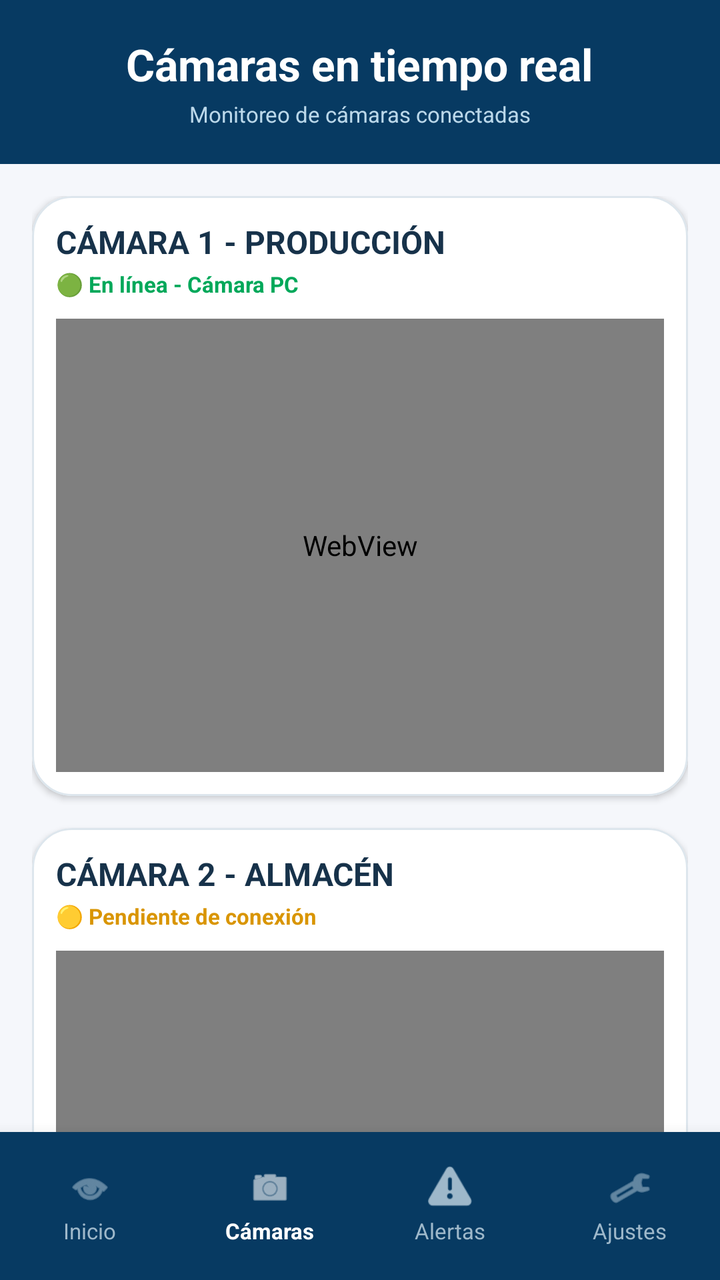
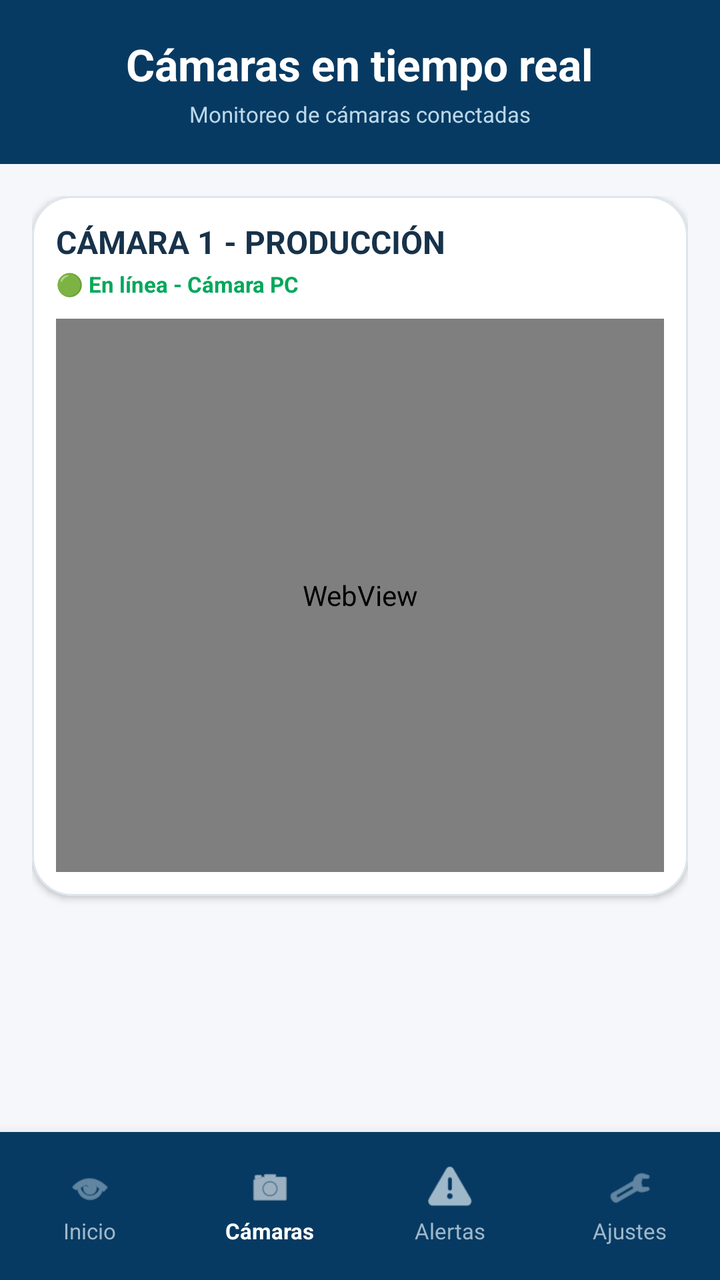

The first picture is an Android layout as it rendered before a commit; the second is the same layout after the commit. The layout source and the unified diff follow.
<!-- AndroidManifest.xml: application theme Theme.SafeVisionAI -->
<!-- res/layout/activity_camaras.xml -->
<?xml version="1.0" encoding="utf-8"?>
<androidx.constraintlayout.widget.ConstraintLayout
    xmlns:android="http://schemas.android.com/apk/res/android"
    xmlns:app="http://schemas.android.com/apk/res-auto"
    android:layout_width="match_parent"
    android:layout_height="match_parent"
    android:background="#F5F7FB">

    
    
    

    <LinearLayout
        android:id="@+id/headerCamaras"
        android:layout_width="0dp"
        android:layout_height="82dp"
        android:background="#073A62"
        android:gravity="center"
        android:orientation="vertical"
        android:paddingStart="16dp"
        android:paddingEnd="16dp"
        app:layout_constraintTop_toTopOf="parent"
        app:layout_constraintStart_toStartOf="parent"
        app:layout_constraintEnd_toEndOf="parent">

        <TextView
            android:layout_width="wrap_content"
            android:layout_height="wrap_content"
            android:text="Cámaras en tiempo real"
            android:textColor="#FFFFFF"
            android:textSize="22sp"
            android:textStyle="bold" />

        <TextView
            android:layout_width="wrap_content"
            android:layout_height="wrap_content"
            android:layout_marginTop="3dp"
            android:text="Monitoreo de cámaras conectadas"
            android:textColor="#BBD8EA"
            android:textSize="11sp" />

    </LinearLayout>


    
    
    

    <androidx.core.widget.NestedScrollView
        android:id="@+id/scrollCamaras"
        android:layout_width="0dp"
        android:layout_height="0dp"
        android:clipToPadding="false"
        android:fillViewport="true"
        android:paddingBottom="12dp"
        app:layout_constraintTop_toBottomOf="@id/headerCamaras"
        app:layout_constraintBottom_toTopOf="@id/bottomNavigationCamaras"
        app:layout_constraintStart_toStartOf="parent"
        app:layout_constraintEnd_toEndOf="parent">

        <LinearLayout
            android:layout_width="match_parent"
            android:layout_height="wrap_content"
            android:orientation="vertical"
            android:padding="16dp">


            
            
            

            <com.google.android.material.card.MaterialCardView
                android:id="@+id/cardCamara1"
                android:layout_width="match_parent"
                android:layout_height="300dp"
                android:layout_marginBottom="16dp"
                app:cardBackgroundColor="#FFFFFF"
                app:cardCornerRadius="20dp"
                app:cardElevation="2dp"
                app:strokeColor="#DDE6ED"
                app:strokeWidth="1dp">

                <LinearLayout
                    android:layout_width="match_parent"
                    android:layout_height="match_parent"
                    android:orientation="vertical"
                    android:padding="12dp">

                    <TextView
                        android:layout_width="wrap_content"
                        android:layout_height="wrap_content"
                        android:text="CÁMARA 1 - PRODUCCIÓN"
                        android:textColor="#17324A"
                        android:textSize="16sp"
                        android:textStyle="bold" />

                    <TextView
                        android:id="@+id/txtEstadoCamara1"
                        android:layout_width="wrap_content"
                        android:layout_height="wrap_content"
                        android:layout_marginTop="3dp"
                        android:text="🟢 En línea - Cámara PC"
                        android:textColor="#00A85A"
                        android:textSize="11sp"
                        android:textStyle="bold" />

                    <WebView
                        android:id="@+id/webCamara1"
                        android:layout_width="match_parent"
                        android:layout_height="0dp"
                        android:layout_weight="1"
                        android:layout_marginTop="10dp" />
                </LinearLayout>

            </com.google.android.material.card.MaterialCardView>


            
            
            

            <com.google.android.material.card.MaterialCardView
                android:id="@+id/cardCamara2"
                android:layout_width="match_parent"
                android:layout_height="300dp"
                android:layout_marginBottom="16dp"
                app:cardBackgroundColor="#FFFFFF"
                app:cardCornerRadius="20dp"
                app:cardElevation="2dp"
                app:strokeColor="#DDE6ED"
                app:strokeWidth="1dp">

                <LinearLayout
                    android:layout_width="match_parent"
                    android:layout_height="match_parent"
                    android:orientation="vertical"
                    android:padding="12dp">

                    <TextView
                        android:layout_width="wrap_content"
                        android:layout_height="wrap_content"
                        android:text="CÁMARA 2 - ALMACÉN"
                        android:textColor="#17324A"
                        android:textSize="16sp"
                        android:textStyle="bold" />

                    <TextView
                        android:id="@+id/txtEstadoCamara2"
                        android:layout_width="wrap_content"
                        android:layout_height="wrap_content"
                        android:layout_marginTop="3dp"
                        android:text="🟡 Pendiente de conexión"
                        android:textColor="#D99500"
                        android:textSize="11sp"
                        android:textStyle="bold" />

                    <WebView
                        android:id="@+id/webCamara2"
                        android:layout_width="match_parent"
                        android:layout_height="0dp"
                        android:layout_weight="1"
                        android:layout_marginTop="10dp" />

                </LinearLayout>

            </com.google.android.material.card.MaterialCardView>


            
            
            

            <com.google.android.material.card.MaterialCardView
                android:id="@+id/cardCamara3"
                android:layout_width="match_parent"
                android:layout_height="300dp"
                app:cardBackgroundColor="#FFFFFF"
                app:cardCornerRadius="20dp"
                app:cardElevation="2dp"
                app:strokeColor="#DDE6ED"
                app:strokeWidth="1dp">

                <LinearLayout
                    android:layout_width="match_parent"
                    android:layout_height="match_parent"
                    android:orientation="vertical"
                    android:padding="12dp">

                    <TextView
                        android:layout_width="wrap_content"
                        android:layout_height="wrap_content"
                        android:text="CÁMARA 3 - INGRESO"
                        android:textColor="#17324A"
                        android:textSize="16sp"
                        android:textStyle="bold" />

                    <TextView
                        android:id="@+id/txtEstadoCamara3"
                        android:layout_width="wrap_content"
                        android:layout_height="wrap_content"
                        android:layout_marginTop="3dp"
                        android:text="🟡 Pendiente de conexión"
                        android:textColor="#D99500"
                        android:textSize="11sp"
                        android:textStyle="bold" />

                    <WebView
                        android:id="@+id/webCamara3"
                        android:layout_width="match_parent"
                        android:layout_height="0dp"
                        android:layout_weight="1"
                        android:layout_marginTop="10dp" />

                </LinearLayout>


            </com.google.android.material.card.MaterialCardView>


        </LinearLayout>

    </androidx.core.widget.NestedScrollView>


    
    
    

    <LinearLayout
        android:id="@+id/bottomNavigationCamaras"
        android:layout_width="0dp"
        android:layout_height="74dp"
        android:background="#073A62"
        android:elevation="12dp"
        android:orientation="horizontal"
        app:layout_constraintBottom_toBottomOf="parent"
        app:layout_constraintStart_toStartOf="parent"
        app:layout_constraintEnd_toEndOf="parent">


        

        <LinearLayout
            android:id="@+id/navInicioCamaras"
            android:layout_width="0dp"
            android:layout_height="match_parent"
            android:layout_weight="1"
            android:clickable="true"
            android:focusable="true"
            android:gravity="center"
            android:orientation="vertical">

            <ImageView
                android:layout_width="22dp"
                android:layout_height="22dp"
                android:src="@android:drawable/ic_menu_view"
                android:contentDescription="Inicio"
                app:tint="#9EB8CA" />

            <TextView
                android:layout_width="wrap_content"
                android:layout_height="wrap_content"
                android:layout_marginTop="3dp"
                android:text="Inicio"
                android:textColor="#9EB8CA"
                android:textSize="11sp" />

        </LinearLayout>


        

        <LinearLayout
            android:id="@+id/navCamarasActivo"
            android:layout_width="0dp"
            android:layout_height="match_parent"
            android:layout_weight="1"
            android:gravity="center"
            android:orientation="vertical">

            <ImageView
                android:layout_width="22dp"
                android:layout_height="22dp"
                android:src="@android:drawable/ic_menu_camera"
                android:contentDescription="Cámaras"
                app:tint="#FFFFFF" />

            <TextView
                android:layout_width="wrap_content"
                android:layout_height="wrap_content"
                android:layout_marginTop="3dp"
                android:text="Cámaras"
                android:textColor="#FFFFFF"
                android:textSize="11sp"
                android:textStyle="bold" />

        </LinearLayout>


        

        <LinearLayout
            android:id="@+id/navAlertasCamaras"
            android:layout_width="0dp"
            android:layout_height="match_parent"
            android:layout_weight="1"
            android:clickable="true"
            android:focusable="true"
            android:gravity="center"
            android:orientation="vertical">

            <ImageView
                android:layout_width="22dp"
                android:layout_height="22dp"
                android:src="@android:drawable/ic_dialog_alert"
                android:contentDescription="Alertas"
                app:tint="#9EB8CA" />

            <TextView
                android:layout_width="wrap_content"
                android:layout_height="wrap_content"
                android:layout_marginTop="3dp"
                android:text="Alertas"
                android:textColor="#9EB8CA"
                android:textSize="11sp" />

        </LinearLayout>


        

        <LinearLayout
            android:id="@+id/navAjustesCamaras"
            android:layout_width="0dp"
            android:layout_height="match_parent"
            android:layout_weight="1"
            android:clickable="true"
            android:focusable="true"
            android:gravity="center"
            android:orientation="vertical">

            <ImageView
                android:layout_width="22dp"
                android:layout_height="22dp"
                android:src="@android:drawable/ic_menu_manage"
                android:contentDescription="Ajustes"
                app:tint="#9EB8CA" />

            <TextView
                android:layout_width="wrap_content"
                android:layout_height="wrap_content"
                android:layout_marginTop="3dp"
                android:text="Ajustes"
                android:textColor="#9EB8CA"
                android:textSize="11sp" />

        </LinearLayout>

    </LinearLayout>

</androidx.constraintlayout.widget.ConstraintLayout>
<!-- resources referenced by this layout -->
<resources>
  <style name="Theme.SafeVisionAI" parent="Base.Theme.SafeVisionAI" />
  <style name="Base.Theme.SafeVisionAI" parent="Theme.Material3.DayNight.NoActionBar">
          
          
      </style>
</resources>

<!-- the commit's change to res/layout/activity_camaras.xml (unified diff, before → after) -->
@@ -72,7 +72,7 @@
             <com.google.android.material.card.MaterialCardView
                 android:id="@+id/cardCamara1"
                 android:layout_width="match_parent"
-                android:layout_height="300dp"
+                android:layout_height="350dp"
                 android:layout_marginBottom="16dp"
                 app:cardBackgroundColor="#FFFFFF"
                 app:cardCornerRadius="20dp"
@@ -109,110 +109,9 @@
                         android:layout_width="match_parent"
                         android:layout_height="0dp"
                         android:layout_weight="1"
-                        android:layout_marginTop="10dp" />
+                        android:layout_marginTop="10dp"
+                        android:background="#000000"/>
                 </LinearLayout>
-
-            </com.google.android.material.card.MaterialCardView>
-
-
-            
-            
-            
-
-            <com.google.android.material.card.MaterialCardView
-                android:id="@+id/cardCamara2"
-                android:layout_width="match_parent"
-                android:layout_height="300dp"
-                android:layout_marginBottom="16dp"
-                app:cardBackgroundColor="#FFFFFF"
-                app:cardCornerRadius="20dp"
-                app:cardElevation="2dp"
-                app:strokeColor="#DDE6ED"
-                app:strokeWidth="1dp">
-
-                <LinearLayout
-                    android:layout_width="match_parent"
-                    android:layout_height="match_parent"
-                    android:orientation="vertical"
-                    android:padding="12dp">
-
-                    <TextView
-                        android:layout_width="wrap_content"
-                        android:layout_height="wrap_content"
-                        android:text="CÁMARA 2 - ALMACÉN"
-                        android:textColor="#17324A"
-                        android:textSize="16sp"
-                        android:textStyle="bold" />
-
-                    <TextView
-                        android:id="@+id/txtEstadoCamara2"
-                        android:layout_width="wrap_content"
-                        android:layout_height="wrap_content"
-                        android:layout_marginTop="3dp"
-                        android:text="🟡 Pendiente de conexión"
-                        android:textColor="#D99500"
-                        android:textSize="11sp"
-                        android:textStyle="bold" />
-
-                    <WebView
-                        android:id="@+id/webCamara2"
-                        android:layout_width="match_parent"
-                        android:layout_height="0dp"
-                        android:layout_weight="1"
-                        android:layout_marginTop="10dp" />
-
-                </LinearLayout>
-
-            </com.google.android.material.card.MaterialCardView>
-
-
-            
-            
-            
-
-            <com.google.android.material.card.MaterialCardView
-                android:id="@+id/cardCamara3"
-                android:layout_width="match_parent"
-                android:layout_height="300dp"
-                app:cardBackgroundColor="#FFFFFF"
-                app:cardCornerRadius="20dp"
-                app:cardElevation="2dp"
-                app:strokeColor="#DDE6ED"
-                app:strokeWidth="1dp">
-
-                <LinearLayout
-                    android:layout_width="match_parent"
-                    android:layout_height="match_parent"
-                    android:orientation="vertical"
-                    android:padding="12dp">
-
-                    <TextView
-                        android:layout_width="wrap_content"
-                        android:layout_height="wrap_content"
-                        android:text="CÁMARA 3 - INGRESO"
-                        android:textColor="#17324A"
-                        android:textSize="16sp"
-                        android:textStyle="bold" />
-
-                    <TextView
-                        android:id="@+id/txtEstadoCamara3"
-                        android:layout_width="wrap_content"
-                        android:layout_height="wrap_content"
-                        android:layout_marginTop="3dp"
-                        android:text="🟡 Pendiente de conexión"
-                        android:textColor="#D99500"
-                        android:textSize="11sp"
-                        android:textStyle="bold" />
-
-                    <WebView
-                        android:id="@+id/webCamara3"
-                        android:layout_width="match_parent"
-                        android:layout_height="0dp"
-                        android:layout_weight="1"
-                        android:layout_marginTop="10dp" />
-
-                </LinearLayout>
-
 
             </com.google.android.material.card.MaterialCardView>
 
